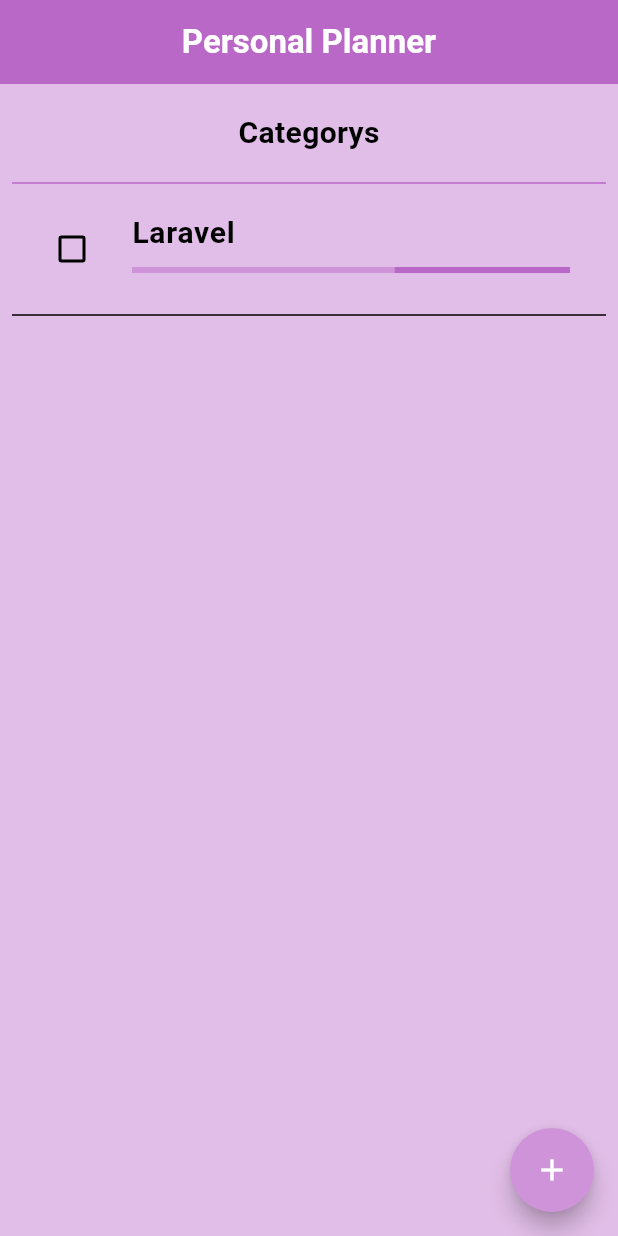
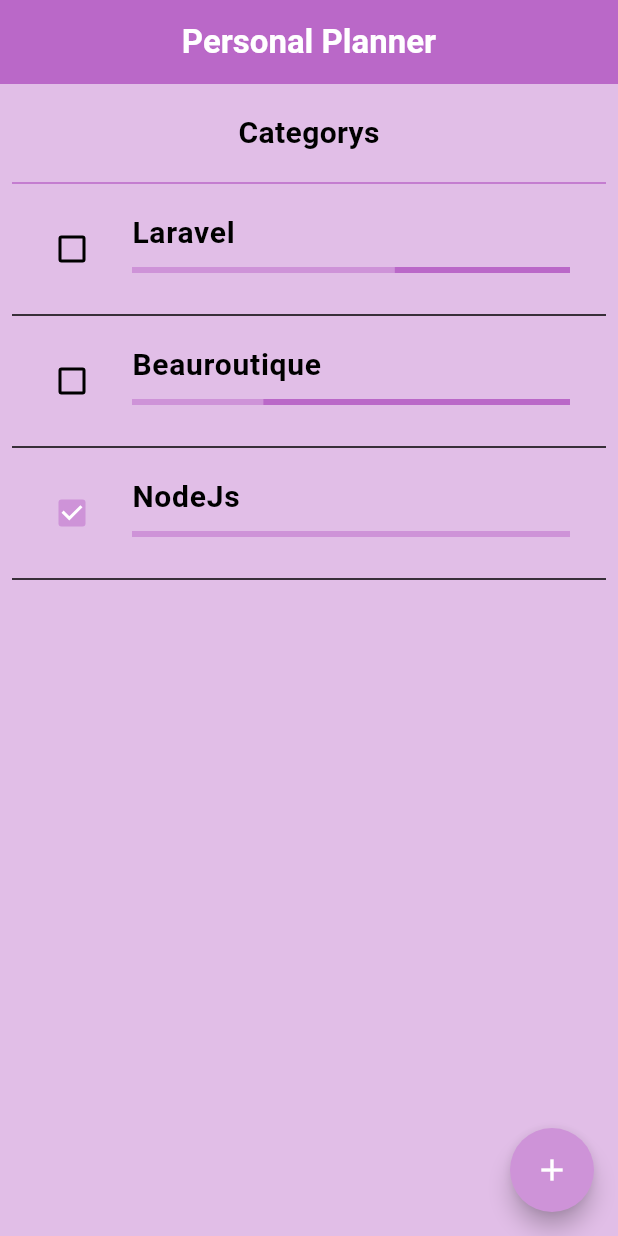
Before and after one commit to SamiDev016/Personal-Planner, a Flutter app: the screen it shows after launch, on a phone screen of 412 x 824 dp. Run offline on Flutter 3.47's test engine with Material 3 defaults, Android fonts, the phone set to English and light mode, and no system bars.

Commit message:
theme + home page + addCategory

```diff
--- a/lib/pages/home_page.dart
+++ b/lib/pages/home_page.dart
@@ -1,4 +1,7 @@
 import 'package:flutter/material.dart';
+import 'package:raihane_planner_app/pages/add_category.dart';
+
+import '../widgets/my_task.dart';
 
 class MyHomePage extends StatefulWidget {
   const MyHomePage({super.key});
@@ -21,7 +24,12 @@
         centerTitle: true,
       ),
       floatingActionButton: FloatingActionButton(
-        onPressed: () {},
+        onPressed: () => Navigator.push(
+                context,
+                MaterialPageRoute(
+                  builder: (context) => const AddCategory(),
+                ),
+              ),
         shape: const CircleBorder(),
         child: const Icon(Icons.add),
       ),
@@ -33,20 +41,33 @@
               alignment: Alignment.center,
               height: 50,
               width: double.infinity,
-              decoration: BoxDecoration(
-
+              child: const Text(
+                "Categorys",
+                style: TextStyle(
+                  fontSize: 20,
+                  fontWeight: FontWeight.bold,
+                ),
               ),
-              child: const Text("Categorys",style: TextStyle(fontSize: 20,fontWeight: FontWeight.bold),),
             ),
             Divider(
               color: Theme.of(context).colorScheme.secondary,
             ),
-            ListTile(
-              title: const Text("Laravel",style: TextStyle(fontSize: 20,fontWeight: FontWeight.bold),),
-              leading: Checkbox(value: false, onChanged: (value){}),
-              subtitle: const LinearProgressIndicator(value: .6,),
+            const MyTask(
+              indicatorValue: .6,
+              isCompleted: false,
+              title: "Laravel",
+
             ),
-            const Divider(),
+            const MyTask(
+              indicatorValue: .3,
+              isCompleted: false,
+              title: "Beauroutique",
+            ),
+            const MyTask(
+              indicatorValue: .6,
+              isCompleted: true,
+              title: "NodeJs",
+            ),
           ],
         ),
       ),
--- /dev/null
+++ b/lib/widgets/my_task.dart
@@ -0,0 +1,38 @@
+import 'package:flutter/material.dart';
+import 'package:flutter/widgets.dart';
+
+class MyTask extends StatelessWidget {
+  const MyTask({
+    super.key,
+    required this.title,
+    required this.isCompleted,
+    required this.indicatorValue,
+  });
+
+  final String title;
+  final bool isCompleted;
+  final double indicatorValue;
+ // final Function() onTap;
+
+  @override
+  Widget build(BuildContext context) {
+    return Column(
+      children: [
+        GestureDetector(
+          onTap: (){},
+          child: ListTile(
+            title: Text(
+              title,
+              style: const TextStyle(fontSize: 20, fontWeight: FontWeight.bold),
+            ),
+            leading: Checkbox(value: isCompleted, onChanged: (value) {}),
+            subtitle: LinearProgressIndicator(
+              value: isCompleted ? 1 : indicatorValue,
+            ),
+          ),
+        ),
+        const Divider(),
+      ],
+    );
+  }
+}
```
Also changed, not shown: lib/pages/add_category.dart (added, +10 -0 lines), lib/pages/task_details.dart (added, +21 -0 lines).
